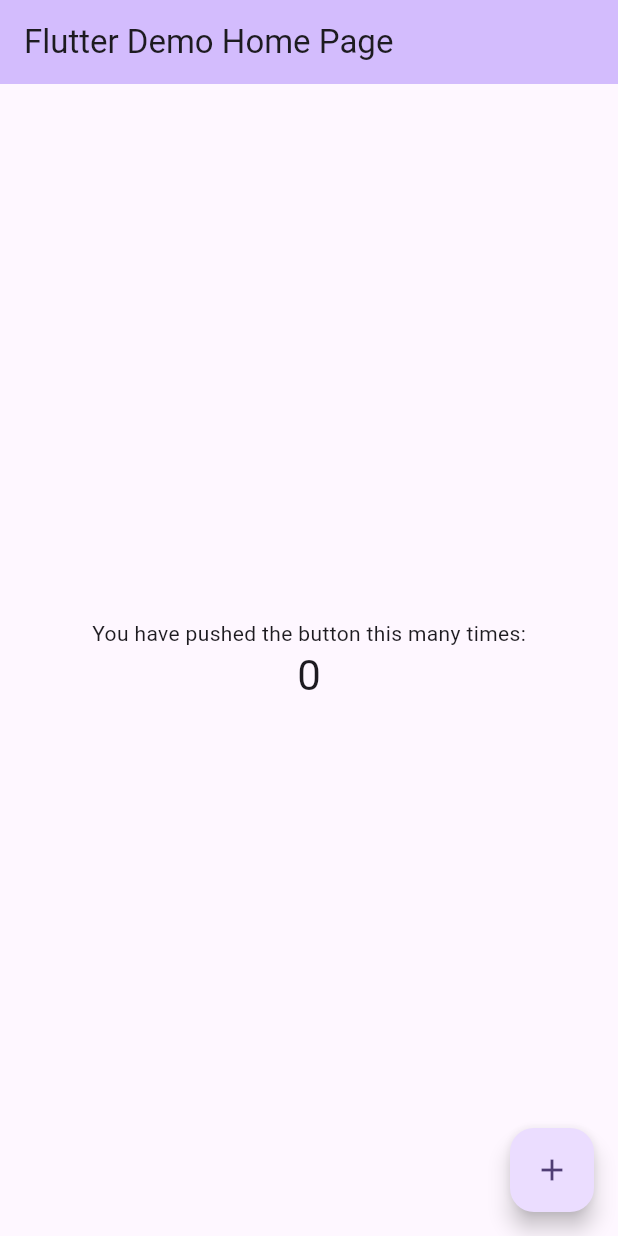
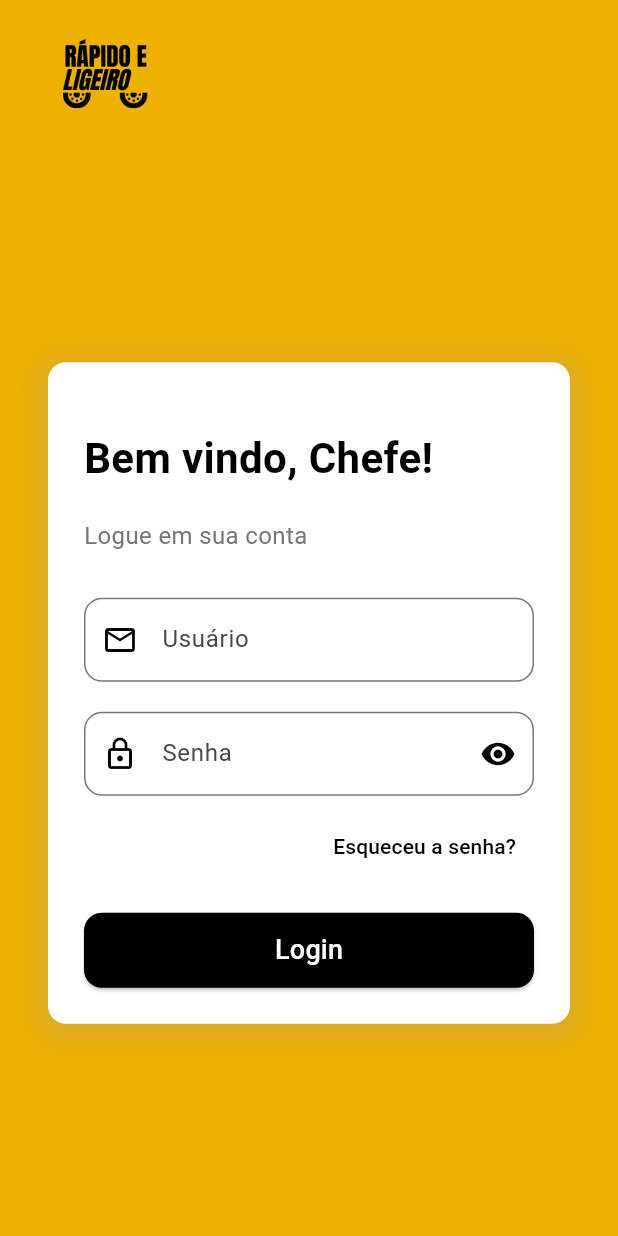
Before and after one commit to teuz044/MotoTrackWeb---Flutter, a Flutter app: the screen it shows after launch, on a phone screen of 412 x 824 dp. Run offline on Flutter 3.47's test engine with Material 3 defaults, Android fonts, the phone set to English and light mode, and no system bars; our stand-ins replace dio, flutter_mobx, flutter_modular, google_fonts, loading_animation_widget, mask_text_input_formatter and 1 more; generated files the repository leaves out were written again.

Commit message:
aDICIONA tela de login

```diff
--- a/lib/core/ui/class_custom_drawer_widget.dart
+++ b/lib/core/ui/class_custom_drawer_widget.dart
@@ -1,7 +1,7 @@
 import 'package:flutter/material.dart';
 import 'package:flutter_mobx/flutter_mobx.dart';
 import 'package:flutter_modular/flutter_modular.dart';
-import 'package:rifa_projeto_desktop/core/ui/class_estilos_texto.dart';
+import 'package:moto_tracker_web/core/ui/class_estilos_texto.dart';
 import '../session/session.dart' as session;
 
 class CustomDrawerWidget extends StatefulWidget {
--- /dev/null
+++ b/lib/core/ui/custom_text_field_login.dart
@@ -0,0 +1,45 @@
+import 'package:flutter/material.dart';
+
+class CustomTextFieldLogin extends StatelessWidget {
+  final String labelText;
+  final TextEditingController controller;
+  final Icon prefixIcon;
+  final Widget? suffixIcon;
+  final bool isRequired;
+  final bool enabled;
+  final bool isObscure;
+
+  const CustomTextFieldLogin({
+    super.key,
+    required this.labelText,
+    required this.controller,
+    required this.prefixIcon,
+    this.suffixIcon,
+    this.isRequired = false, // Campo obrigatório opcional
+    this.enabled = true, // Campo habilitado/desabilitado opcional
+    this.isObscure = false, // Controle de visibilidade do texto
+  });
+
+  @override
+  Widget build(BuildContext context) {
+    return TextFormField(
+      controller: controller,
+      enabled: enabled, // Controla se o campo está habilitado ou não
+      obscureText: isObscure, // Controla a exibição do texto
+      decoration: InputDecoration(
+        labelText: labelText,
+        prefixIcon: prefixIcon,
+        suffixIcon: suffixIcon,
+        border: OutlineInputBorder(
+          borderRadius: BorderRadius.circular(12),
+        ),
+      ),
+      validator: (value) {
+        if (isRequired && (value == null || value.isEmpty)) {
+          return 'Este campo é obrigatório';
+        }
+        return null;
+      },
+    );
+  }
+}
--- a/lib/core/ui/custom_text_form_field_no_border.dart
+++ b/lib/core/ui/custom_text_form_field_no_border.dart
@@ -1,6 +1,6 @@
 import 'package:flutter/material.dart';
 import 'package:flutter/services.dart';
-import 'package:rifa_projeto_desktop/core/ui/class_estilos_texto.dart';
+import 'package:moto_tracker_web/core/ui/class_estilos_texto.dart';
 
 class CustomTextFormFieldNoBorderWidget extends StatelessWidget {
   final String titulo;
--- a/lib/main.dart
+++ b/lib/main.dart
@@ -1,125 +1,33 @@
 import 'package:flutter/material.dart';
+import 'package:flutter_modular/flutter_modular.dart';
+import 'package:moto_tracker_web/modules/login/login_module.dart';
 
 void main() {
-  runApp(const MyApp());
+  return runApp(
+    ModularApp(module: AppModule(), child: const AppWidget()));
 }
 
-class MyApp extends StatelessWidget {
-  const MyApp({super.key});
-
-  // This widget is the root of your application.
+class AppModule extends Module {
   @override
-  Widget build(BuildContext context) {
-    return MaterialApp(
-      title: 'Flutter Demo',
-      theme: ThemeData(
-        // This is the theme of your application.
-        //
-        // TRY THIS: Try running your application with "flutter run". You'll see
-        // the application has a purple toolbar. Then, without quitting the app,
-        // try changing the seedColor in the colorScheme below to Colors.green
-        // and then invoke "hot reload" (save your changes or press the "hot
-        // reload" button in a Flutter-supported IDE, or press "r" if you used
-        // the command line to start the app).
-        //
-        // Notice that the counter didn't reset back to zero; the application
-        // state is not lost during the reload. To reset the state, use hot
-        // restart instead.
-        //
-        // This works for code too, not just values: Most code changes can be
-        // tested with just a hot reload.
-        colorScheme: ColorScheme.fromSeed(seedColor: Colors.deepPurple),
-        useMaterial3: true,
-      ),
-      home: const MyHomePage(title: 'Flutter Demo Home Page'),
-    );
-  }
-}
-
-class MyHomePage extends StatefulWidget {
-  const MyHomePage({super.key, required this.title});
-
-  // This widget is the home page of your application. It is stateful, meaning
-  // that it has a State object (defined below) that contains fields that affect
-  // how it looks.
-
-  // This class is the configuration for the state. It holds the values (in this
-  // case the title) provided by the parent (in this case the App widget) and
-  // used by the build method of the State. Fields in a Widget subclass are
-  // always marked "final".
-
-  final String title;
-
-  @override
-  State<MyHomePage> createState() => _MyHomePageState();
-}
-
-class _MyHomePageState extends State<MyHomePage> {
-  int _counter = 0;
-
-  void _incrementCounter() {
-    setState(() {
-      // This call to setState tells the Flutter framework that something has
-      // changed in this State, which causes it to rerun the build method below
-      // so that the display can reflect the updated values. If we changed
-      // _counter without calling setState(), then the build method would not be
-      // called again, and so nothing would appear to happen.
-      _counter++;
-    });
+  void binds(i) {
+    // i.addLazySingleton(AuthStore.new);
   }
 
   @override
-  Widget build(BuildContext context) {
-    // This method is rerun every time setState is called, for instance as done
-    // by the _incrementCounter method above.
-    //
-    // The Flutter framework has been optimized to make rerunning build methods
-    // fast, so that you can just rebuild anything that needs updating rather
-    // than having to individually change instances of widgets.
-    return Scaffold(
-      appBar: AppBar(
-        // TRY THIS: Try changing the color here to a specific color (to
-        // Colors.amber, perhaps?) and trigger a hot reload to see the AppBar
-        // change color while the other colors stay the same.
-        backgroundColor: Theme.of(context).colorScheme.inversePrimary,
-        // Here we take the value from the MyHomePage object that was created by
-        // the App.build method, and use it to set our appbar title.
-        title: Text(widget.title),
-      ),
-      body: Center(
-        // Center is a layout widget. It takes a single child and positions it
-        // in the middle of the parent.
-        child: Column(
-          // Column is also a layout widget. It takes a list of children and
-          // arranges them vertically. By default, it sizes itself to fit its
-          // children horizontally, and tries to be as tall as its parent.
-          //
-          // Column has various properties to control how it sizes itself and
-          // how it positions its children. Here we use mainAxisAlignment to
-          // center the children vertically; the main axis here is the vertical
-          // axis because Columns are vertical (the cross axis would be
-          // horizontal).
-          //
-          // TRY THIS: Invoke "debug painting" (choose the "Toggle Debug Paint"
-          // action in the IDE, or press "p" in the console), to see the
-          // wireframe for each widget.
-          mainAxisAlignment: MainAxisAlignment.center,
-          children: <Widget>[
-            const Text(
-              'You have pushed the button this many times:',
-            ),
-            Text(
-              '$_counter',
-              style: Theme.of(context).textTheme.headlineMedium,
-            ),
-          ],
-        ),
-      ),
-      floatingActionButton: FloatingActionButton(
-        onPressed: _incrementCounter,
-        tooltip: 'Increment',
-        child: const Icon(Icons.add),
-      ), // This trailing comma makes auto-formatting nicer for build methods.
-    );
+  void routes(r) {
+    r.module('/', module: LoginModule());
   }
 }
+class AppWidget extends StatelessWidget {
+  const AppWidget({super.key});
+
+  @override
+  Widget build(BuildContext context) {
+    return MaterialApp.router(
+      title: 'My Smart App',
+      theme: ThemeData(primarySwatch: Colors.blue),
+      debugShowCheckedModeBanner: false,
+      routerConfig: Modular.routerConfig,
+    ); //added by extension
+  }
+}
--- /dev/null
+++ b/lib/modules/login/controllers/login_controller.dart
@@ -0,0 +1,59 @@
+import 'package:flutter/material.dart';
+import 'package:mobx/mobx.dart';
+import 'package:moto_tracker_web/modules/login/repositories/login_repository.dart';
+part 'login_controller.g.dart';
+
+class LoginController = LoginControllerBase with _$LoginController;
+
+enum LoginStateStatus {
+  initial,
+  loading,
+  success,
+  successResetPassword,
+  error;
+}
+
+abstract class LoginControllerBase with Store {
+
+final LoginRepository _loginRepository;
+  LoginControllerBase(this._loginRepository);
+
+  final usuarioEC = TextEditingController();
+  final senhaEC = TextEditingController();
+
+  @readonly
+  var _status = LoginStateStatus.initial;
+
+  @readonly
+  String _errorMessage = '';
+
+  @action
+  Future<void> limparCamposAoVoltar()async {
+    _status = LoginStateStatus.loading;
+     await Future.delayed(Duration.zero);
+    usuarioEC.clear();
+    senhaEC.clear();
+    _status = LoginStateStatus.success;
+  }
+
+  @action
+  Future<bool> login(BuildContext context) async {
+    try {
+      _status = LoginStateStatus.loading;
+      await Future.delayed(Duration.zero);
+      await _loginRepository.login(usuarioEC.text, senhaEC.text);
+      if (0 == 0) {
+        _status = LoginStateStatus.success;
+        return true;
+      } else {
+        _status = LoginStateStatus.error;
+        _errorMessage = 'Login não autorizado';
+        return false;
+      }
+    } catch (e) {
+      _status = LoginStateStatus.error;
+      throw Exception('Erro ao fazer login');
+    }
+  }
+
+}
--- /dev/null
+++ b/lib/modules/login/login_page.dart
@@ -0,0 +1,169 @@
+import 'package:flutter/material.dart';
+import 'package:flutter_modular/flutter_modular.dart';
+import 'package:mobx/mobx.dart';
+import 'package:moto_tracker_web/core/loader/loader.dart';
+import 'package:moto_tracker_web/core/ui/custom_text_field_login.dart';
+import 'package:moto_tracker_web/modules/login/controllers/login_controller.dart';
+
+class LoginPage extends StatefulWidget {
+  const LoginPage({super.key});
+
+  @override
+  State<LoginPage> createState() => _LoginPageState();
+}
+
+class _LoginPageState extends State<LoginPage> with Loader {
+  final controller = Modular.get<LoginController>();
+  late final ReactionDisposer statusReactionDisposer;
+
+  @override
+  void initState() {
+    WidgetsBinding.instance.addPostFrameCallback((timeStamp) async {
+      statusReactionDisposer = reaction((_) => controller.status, (status) {
+        switch (status) {
+          case LoginStateStatus.initial:
+            break;
+          case LoginStateStatus.loading:
+            showLoader();
+            break;
+          case LoginStateStatus.success:
+            hideLoader();
+            setState(() {});
+            break;
+          case LoginStateStatus.successResetPassword:
+            hideLoader();
+            setState(() {});
+            break;
+          case LoginStateStatus.error:
+            hideLoader();
+            break;
+        }
+      });
+
+      setState(() {});
+    });
+    super.initState();
+  }
+
+  bool _isObscure = true;
+
+  @override
+  Widget build(BuildContext context) {
+    return Scaffold(
+      appBar: AppBar(
+        toolbarHeight: 100,
+        title: Image.asset(
+          'assets/images/logo.png',
+          height: 120,
+        ),
+        backgroundColor: const Color(0xFFeeb001),
+      ),
+      backgroundColor: const Color(0xFFeeb001),
+      body: Center(
+        child: Padding(
+          padding: const EdgeInsets.symmetric(horizontal: 32.0),
+          child: Container(
+            padding: const EdgeInsets.all(24),
+            constraints: const BoxConstraints(maxWidth: 400),
+            decoration: BoxDecoration(
+              color: Colors.white,
+              borderRadius: BorderRadius.circular(12),
+              boxShadow: [
+                BoxShadow(
+                  color: Colors.grey.withOpacity(0.3),
+                  spreadRadius: 5,
+                  blurRadius: 15,
+                  offset: const Offset(0, 3),
+                ),
+              ],
+            ),
+            child: Column(
+              mainAxisSize: MainAxisSize.min,
+              crossAxisAlignment:
+                  CrossAxisAlignment.start, // Alinhamento para a esquerda
+              children: [
+                const SizedBox(height: 20),
+                const Text(
+                  'Bem vindo, Chefe!',
+                  style: TextStyle(
+                    fontSize: 28,
+                    fontWeight: FontWeight.bold,
+                    color: Colors.black, // Texto preto
+                  ),
+                ),
+                const SizedBox(height: 20),
+                Text(
+                  'Logue em sua conta',
+                  style: TextStyle(
+                    fontSize: 16,
+                    color: Colors.grey.shade600,
+                  ),
+                ),
+                const SizedBox(height: 30),
+                CustomTextFieldLogin(
+                  labelText: 'Usuário',
+                  controller: controller.usuarioEC,
+                  prefixIcon: const Icon(Icons.email_outlined,
+                      color: Colors.black), // Ícone preto
+                ),
+                const SizedBox(height: 20),
+                CustomTextFieldLogin(
+                  labelText: 'Senha',
+                  controller: controller.senhaEC,
+                  isObscure: _isObscure,
+                  prefixIcon: const Icon(Icons.lock_outline,
+                      color: Colors.black), // Ícone preto
+                  suffixIcon: IconButton(
+                    icon: Icon(
+                      _isObscure ? Icons.visibility : Icons.visibility_off,
+                      color: Colors.black, // Ícone de visibilidade preto
+                    ),
+                    onPressed: () {
+                      setState(() {
+                        _isObscure = !_isObscure;
+                      });
+                    },
+                  ),
+                ),
+                const SizedBox(height: 10),
+                Align(
+                  alignment: Alignment.centerRight,
+                  child: TextButton(
+                    onPressed: () {},
+                    child: const Text(
+                      'Esqueceu a senha?',
+                      style: TextStyle(color: Colors.black), // Texto preto
+                    ),
+                  ),
+                ),
+                const SizedBox(height: 20),
+                SizedBox(
+                  width: double.infinity,
+                  height: 50,
+                  child: ElevatedButton(
+                    onPressed: () async {
+                      Modular.to.pushNamed('');
+                    },
+                    style: ElevatedButton.styleFrom(
+                      shape: RoundedRectangleBorder(
+                        borderRadius: BorderRadius.circular(12),
+                      ),
+                      backgroundColor: const Color(0xFF000000), // Botão preto
+                    ),
+                    child: const Text(
+                      'Login',
+                      style: TextStyle(
+                        fontSize: 18,
+                        color: Colors.white, // Texto do botão branco
+                      ),
+                    ),
+                  ),
+                ),
+              ],
+            ),
+          ),
+        ),
+      ),
+    );
+  }
+}
--- /dev/null
+++ b/lib/modules/login/repositories/login_repository.dart
@@ -0,0 +1,27 @@
+import 'dart:developer';
+import 'package:dio/dio.dart';
+import 'package:moto_tracker_web/core/dio/dio_client.dart';
+import 'package:moto_tracker_web/modules/login/models/login_response_model.dart';
+
+class LoginRepository {
+  final DioClient dio = DioClient();
+
+  Future<LoginResponseModel> login(
+    String usuario,
+    String senha,
+  ) async {
+    try {
+      final response = await dio.post(
+        'auth/login',
+        data: {
+          'usuario': usuario,
+          'senha': senha,
+        },
+      );
+      return LoginResponseModel.fromMap(response.data);
+    } on DioException catch (e, s) {
+      log('Erro ao realizar login!', error: e, stackTrace: s);
+    }
+    return LoginResponseModel(codigo: '');
+  }
+}
```
Also changed, not shown: lib/modules/login/login_module.dart (added, +20 -0 lines), lib/modules/login/models/login_response_model.dart (added, +48 -0 lines), assets/images/logo.png (added), lib/modules/login/controllers/login_controller.g.dart (added), 1 other file.
